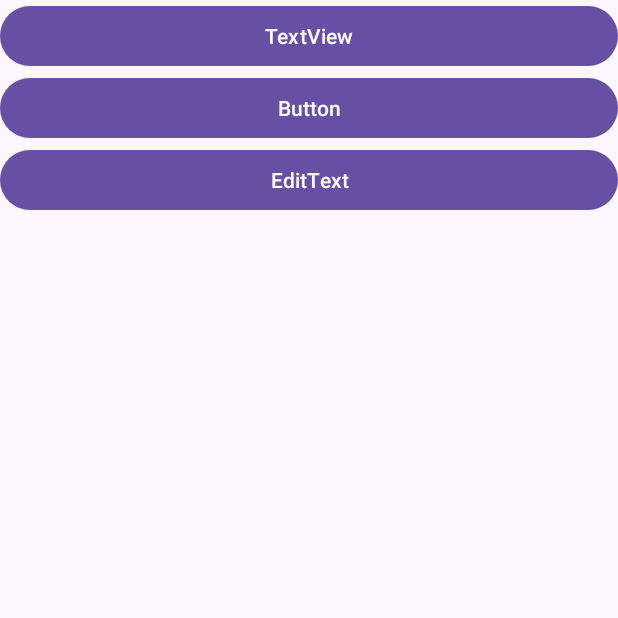
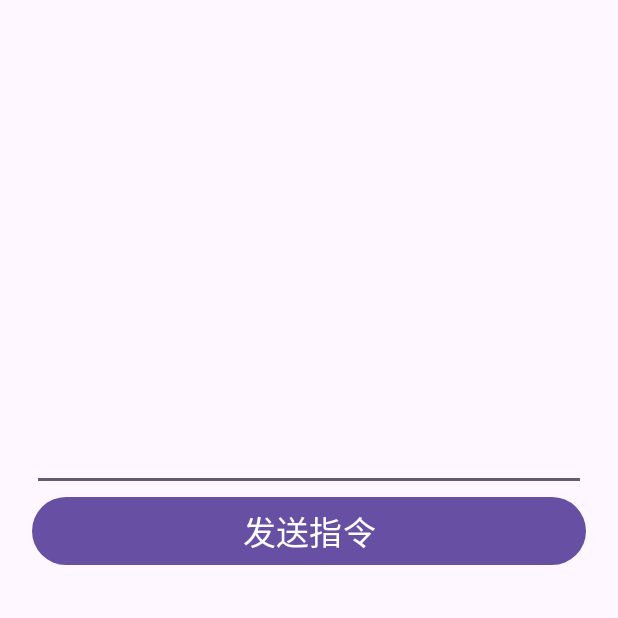
Before and after one commit to Cheney2333/Android, an Android app: the screen it shows after launch (MainActivity), on a phone screen of 412 x 824 dp, the top half of it. Run offline under Robolectric (Android 15) with nearby library versions, the phone set to English and light mode, and no system bars.

Commit message:
基本实现了能够向服务器单向传输信息。

```diff
--- a/ZhiKongTech/app/src/main/AndroidManifest.xml
+++ b/ZhiKongTech/app/src/main/AndroidManifest.xml
@@ -1,6 +1,7 @@
 <?xml version="1.0" encoding="utf-8"?>
 <manifest xmlns:android="http://schemas.android.com/apk/res/android"
     xmlns:tools="http://schemas.android.com/tools">
+    <uses-permission android:name="android.permission.INTERNET" />
 
     <application
         android:allowBackup="true"
--- a/ZhiKongTech/app/src/main/java/com/example/zhikongtech/MainActivity.java
+++ b/ZhiKongTech/app/src/main/java/com/example/zhikongtech/MainActivity.java
@@ -2,44 +2,74 @@ package com.example.zhikongtech;
 
 import androidx.appcompat.app.AppCompatActivity;
 
+
 import android.content.Intent;
+import android.os.AsyncTask;
 import android.os.Bundle;
 import android.view.View;
 import android.widget.Button;
+import android.widget.EditText;
+
+import java.io.BufferedWriter;
+import java.io.OutputStream;
+import java.io.OutputStreamWriter;
+import java.net.Socket;
 
 public class MainActivity extends AppCompatActivity {
 
-    private Button mBtnTextView;
-    private Button mBtnButton;
-    private Button mBtnEditText;
+    private Button sendButton;
+    private EditText commandEditText;
 
     @Override
     protected void onCreate(Bundle savedInstanceState) {
         super.onCreate(savedInstanceState);
         setContentView(R.layout.activity_main);
-        mBtnTextView = findViewById(R.id.btn_textView);
-        mBtnTextView.setOnClickListener(new View.OnClickListener() {
+
+        sendButton = findViewById(R.id.sendButton);
+        commandEditText = findViewById(R.id.commandEditText);
+
+        sendButton.setOnClickListener(new View.OnClickListener() {
             @Override
-            public void onClick(View v) {
-                //跳转到TextView演示界面
-
+            public void onClick(View view) {
+                String command = commandEditText.getText().toString();
+                SendMessageTask sendMessageTask = new SendMessageTask();
+                sendMessageTask.execute(command);
             }
         });
-        mBtnButton = findViewById(R.id.mBtnButton);
-        mBtnButton.setOnClickListener(new View.OnClickListener() {
-            @Override
-            public void onClick(View view) {
-                // 跳转到Button演示界面
 
+    }
+
+    private class SendMessageTask extends AsyncTask<String, Void, Void> {
+
+        @Override
+        protected Void doInBackground(String... params) {
+            try {
+                // 服务器的IP和端口号
+                String serverIP = "8.140.26.4";
+                int serverPort = 3389;
+
+                // 创建Socket连接
+                Socket socket = new Socket(serverIP, serverPort);
+
+                // 获取输出流
+                OutputStream outputStream = socket.getOutputStream();
+                BufferedWriter bufferedWriter = new BufferedWriter(new OutputStreamWriter(outputStream));
+
+                // 发送指令给服务器
+                String message = params[0];
+                bufferedWriter.write(message);
+                bufferedWriter.newLine();
+                bufferedWriter.flush();
+
+                // 关闭连接
+                bufferedWriter.close();
+                outputStream.close();
+                socket.close();
+            } catch (Exception e) {
+                e.printStackTrace();
             }
-        });
-        mBtnEditText = findViewById(R.id.btn_edittext);
-        mBtnEditText.setOnClickListener(new View.OnClickListener() {
-            @Override
-            public void onClick(View view) {
-                // 跳转到EditText演示界面
+            return null;
+        }
+    }
 
-            }
-        });
-    }
 }
--- a/ZhiKongTech/app/src/main/res/layout/activity_main.xml
+++ b/ZhiKongTech/app/src/main/res/layout/activity_main.xml
@@ -5,27 +5,29 @@
     android:layout_width="match_parent"
     android:layout_height="match_parent"
     android:orientation="vertical"
-    tools:context=".MainActivity">
+    tools:context=".MainActivity"
+    android:gravity="center">
 
-    <Button
-        android:id="@+id/btn_textView"
-        android:layout_width="match_parent"
-        android:layout_height="wrap_content"
-        android:text="TextView"
-        android:textAllCaps="false"/>
+    <LinearLayout
+        android:id="@+id/rl_1"
+        android:layout_width="400dp"
+        android:layout_height="300dp"
+        android:orientation="vertical"
+        android:padding="15dp">
 
-    <Button
-        android:id="@+id/mBtnButton"
-        android:layout_width="match_parent"
-        android:layout_height="wrap_content"
-        android:text="Button"
-        android:textAllCaps="false"/>
+        <EditText
+            android:id="@+id/commandEditText"
+            android:layout_width="match_parent"
+            android:layout_height="50dp"/>
 
-    <Button
-        android:id="@+id/btn_edittext"
-        android:layout_width="match_parent"
-        android:layout_height="wrap_content"
-        android:text="EditText"
-        android:textAllCaps="false"/>
+        <Button
+            android:id="@+id/sendButton"
+            android:layout_width="match_parent"
+            android:layout_height="wrap_content"
+            android:text="发送指令"
+            android:textSize="22sp"/>
+
+    </LinearLayout>
+
 
 </LinearLayout>
```
